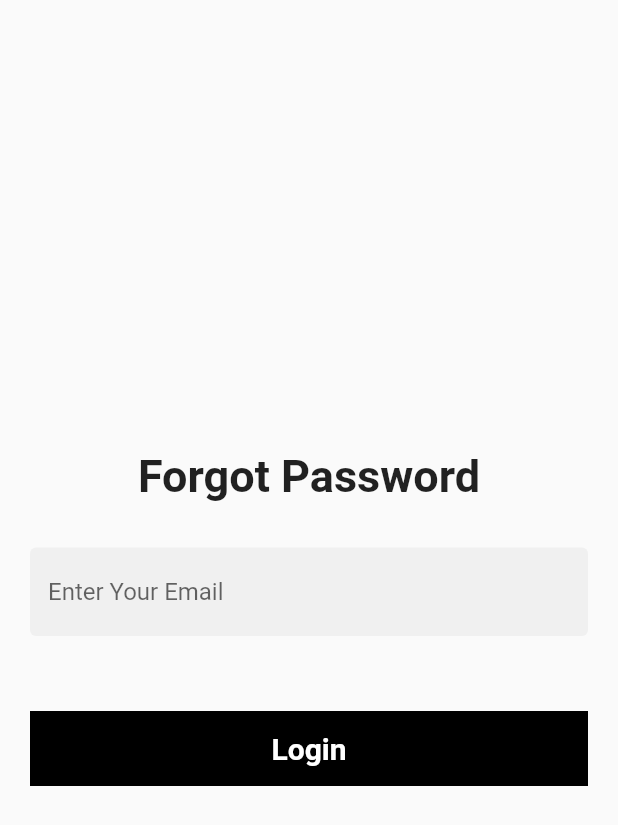
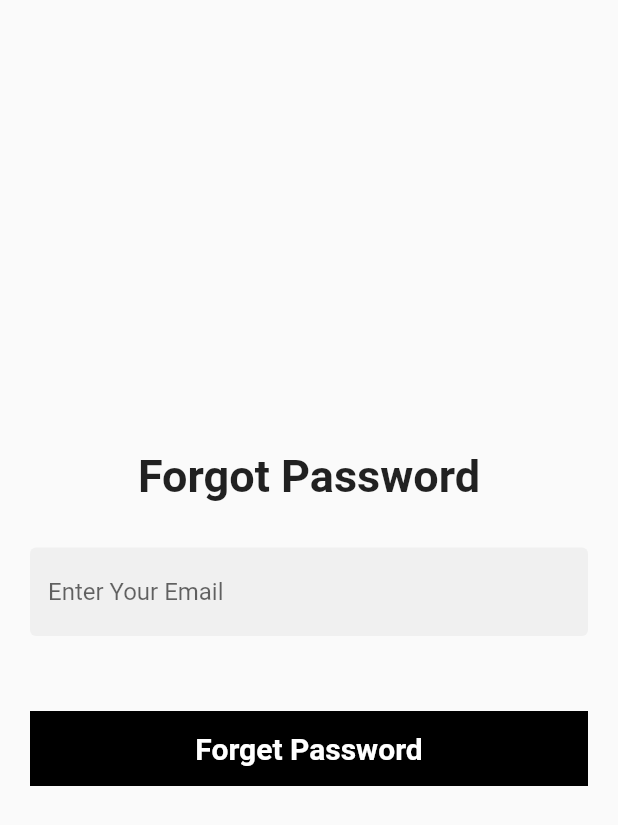
Before and after one commit to AyushKasera/ecommerce_app, a Flutter app: the ForgotPassword screen opened directly, on a phone screen of 412 x 824 dp. Shown: the top 825 px of the screen. Run offline on Flutter 3.47's test engine with Material 2 defaults, Android fonts, the phone set to English and light mode, and no system bars; our stand-ins replace cloud_firestore, firebase_auth, firebase_core, firebase_storage, image_picker; accounts and stored records are empty.

```diff
--- a/lib/views/screens/auth/forgot_screen.dart
+++ b/lib/views/screens/auth/forgot_screen.dart
@@ -1,8 +1,29 @@
+import 'package:ecommerce_app/controllers/auth_controller.dart';
 import 'package:flutter/material.dart';
 import 'package:ecommerce_app/const.dart';
 
-class ForgotPassword extends StatelessWidget {
-  const ForgotPassword({Key? key}) : super(key: key);
+class ForgotPassword extends StatefulWidget {
+  @override
+  State<ForgotPassword> createState() => _ForgotPasswordState();
+}
+
+class _ForgotPasswordState extends State<ForgotPassword> {
+  final TextEditingController _emailController = TextEditingController();
+  bool _isLoading = false;
+  forgotPassword() async {
+    setState(() {
+      _isLoading = true;
+    });
+    String res = await AuthController().forgotPassword(_emailController.text);
+    setState(() {
+      _isLoading = false;
+    });
+    if (res == 'success') {
+      return showSnackBar('Link has been sent to the email address', context);
+    } else {
+      return showSnackBar(res, context);
+    }
+  }
 
   @override
   Widget build(BuildContext context) {
@@ -19,6 +40,7 @@ class ForgotPassword extends StatelessWidget {
             height: 30,
           ),
           TextField(
+            controller: _emailController,
             decoration: InputDecoration(
                 filled: true,
                 hintText: 'Enter Your Email',
@@ -37,9 +59,13 @@ class ForgotPassword extends StatelessWidget {
             ),
             child: Center(
               child: InkWell(
-                onTap: () {},
-                child: Text(
-                  'Login',
+                onTap: forgotPassword,
+                child: _isLoading
+                    ? Center(
+                        child: CircularProgressIndicator(color: Colors.white),
+                      )
+                    : Text(
+                        'Forget Password',
                         style: TextStyle(
                           color: textButtonColor,
                           fontWeight: FontWeight.bold,
```
Also changed, not shown: lib/controllers/auth_controller.dart (+4 -4 lines). Lines whose indentation alone changed are shown as unchanged.
